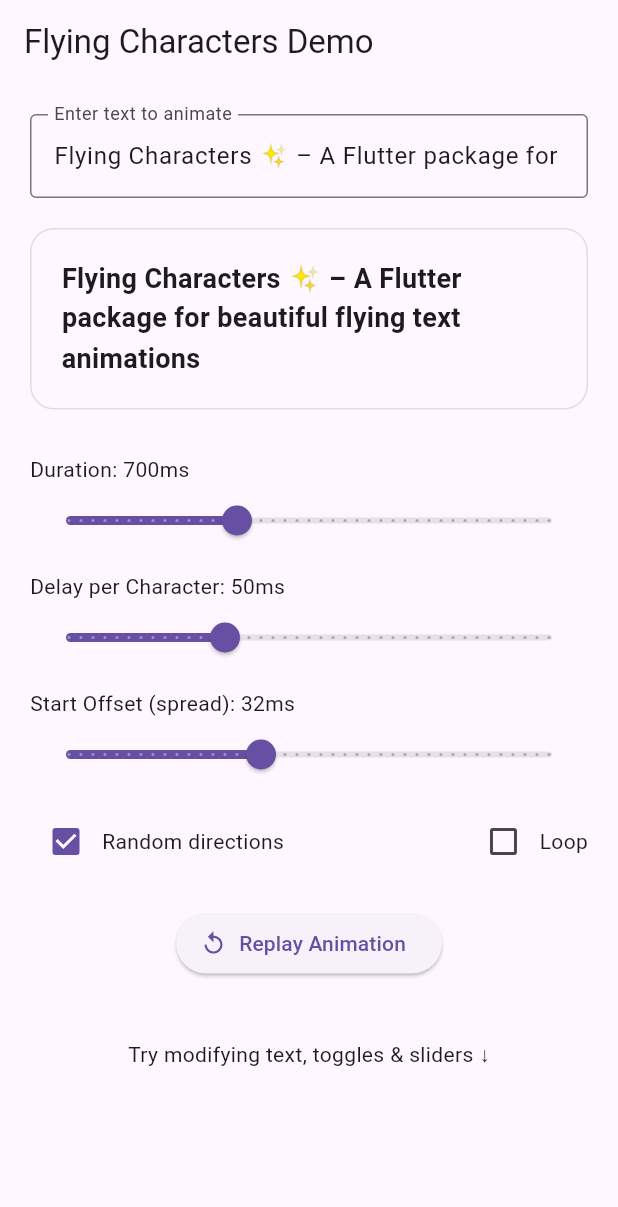
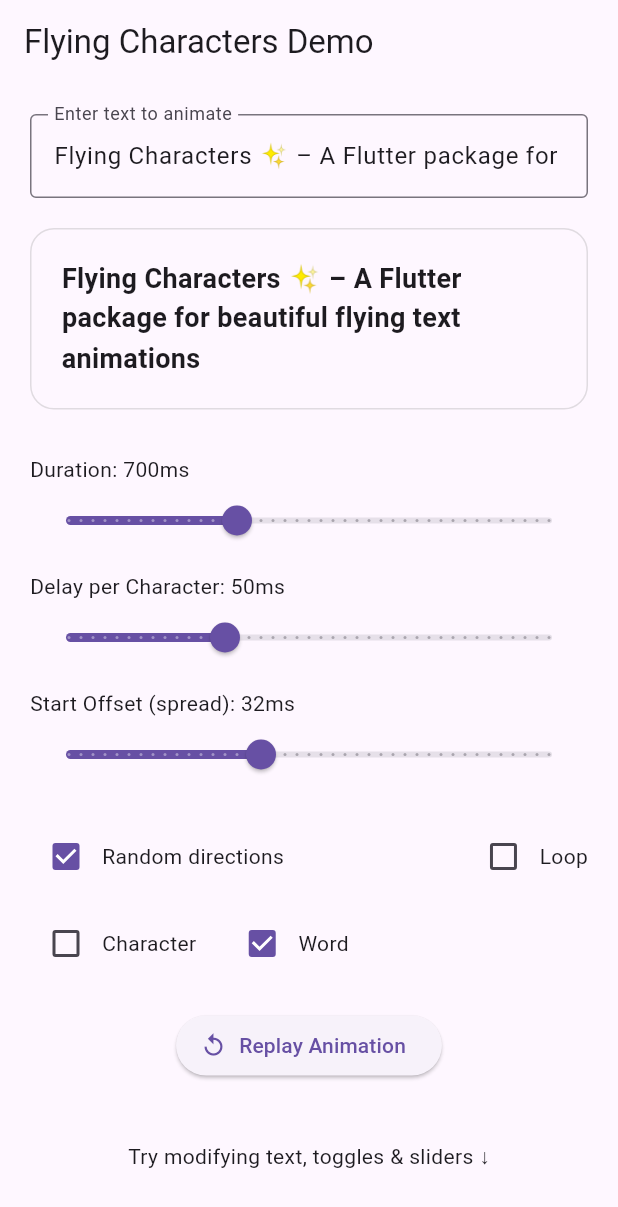
Before and after one commit to ASHISH1317/flying_characters, a Flutter app: the screen it shows after launch, on a phone screen of 412 x 824 dp. Shown: the top 1207 px of the screen. Run offline on Flutter 3.47's test engine with Material 3 defaults, Android fonts, the phone set to English and light mode, and no system bars.

Commit message:
Add type mode selection for FlyingCharacters animation

```diff
--- a/example/lib/main.dart
+++ b/example/lib/main.dart
@@ -21,6 +21,9 @@ class _FlyingCharactersDemoState extends State<FlyingCharactersDemo> {
   bool random = true;
   bool loop = false;
   int seed = 7;
+
+  // Type mode state
+  FlyingCharactersMode typeMode = FlyingCharactersMode.word;
 
   final inputCtrl = TextEditingController(
     text:
@@ -62,9 +65,7 @@ class _FlyingCharactersDemoState extends State<FlyingCharactersDemo> {
                   padding: const EdgeInsets.all(20),
                   decoration: BoxDecoration(
                     borderRadius: BorderRadius.circular(16),
-                    border: Border.all(
-                      color: Colors.grey.withValues(alpha: 0.3),
-                    ),
+                    border: Border.all(color: Colors.grey.withAlpha(80)),
                   ),
                   child: FlyingCharacters(
                     key: ValueKey(seed),
@@ -74,7 +75,8 @@ class _FlyingCharactersDemoState extends State<FlyingCharactersDemo> {
                     maxStartOffset: offset,
                     randomDirections: random,
                     loop: loop,
-                    mode: FlyingCharactersMode.word,
+                    mode: typeMode,
+                    // use selected type mode
                     style: const TextStyle(
                       fontSize: 18,
                       fontWeight: FontWeight.bold,
@@ -107,6 +109,9 @@ class _FlyingCharactersDemoState extends State<FlyingCharactersDemo> {
                   onChange: (v) => setState(() => offset = v),
                 ),
 
+                const SizedBox(height: 10),
+
+                /// ✅ Random & Loop checkboxes
                 Row(
                   children: [
                     Checkbox(
@@ -114,14 +119,41 @@ class _FlyingCharactersDemoState extends State<FlyingCharactersDemo> {
                       onChanged: (v) => setState(() => random = v!),
                     ),
                     const Text("Random directions"),
-
                     const Spacer(),
-
                     Checkbox(
                       value: loop,
                       onChanged: (v) => setState(() => loop = v!),
                     ),
                     const Text("Loop"),
+                  ],
+                ),
+
+                const SizedBox(height: 10),
+
+                /// 🔤 Type Mode checkboxes (Character / Word)
+                Row(
+                  children: [
+                    Checkbox(
+                      value: typeMode == FlyingCharactersMode.character,
+                      onChanged: (v) {
+                        if (v == true) {
+                          setState(
+                            () => typeMode = FlyingCharactersMode.character,
+                          );
+                        }
+                      },
+                    ),
+                    const Text("Character"),
+                    const SizedBox(width: 20),
+                    Checkbox(
+                      value: typeMode == FlyingCharactersMode.word,
+                      onChanged: (v) {
+                        if (v == true) {
+                          setState(() => typeMode = FlyingCharactersMode.word);
+                        }
+                      },
+                    ),
+                    const Text("Word"),
                   ],
                 ),
 
```
